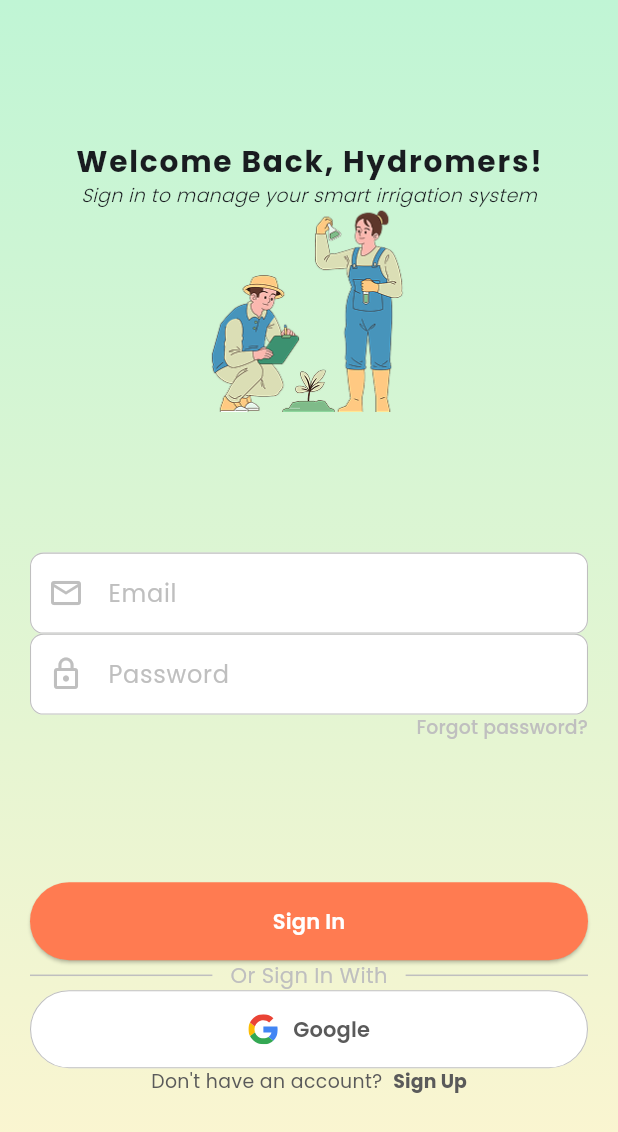
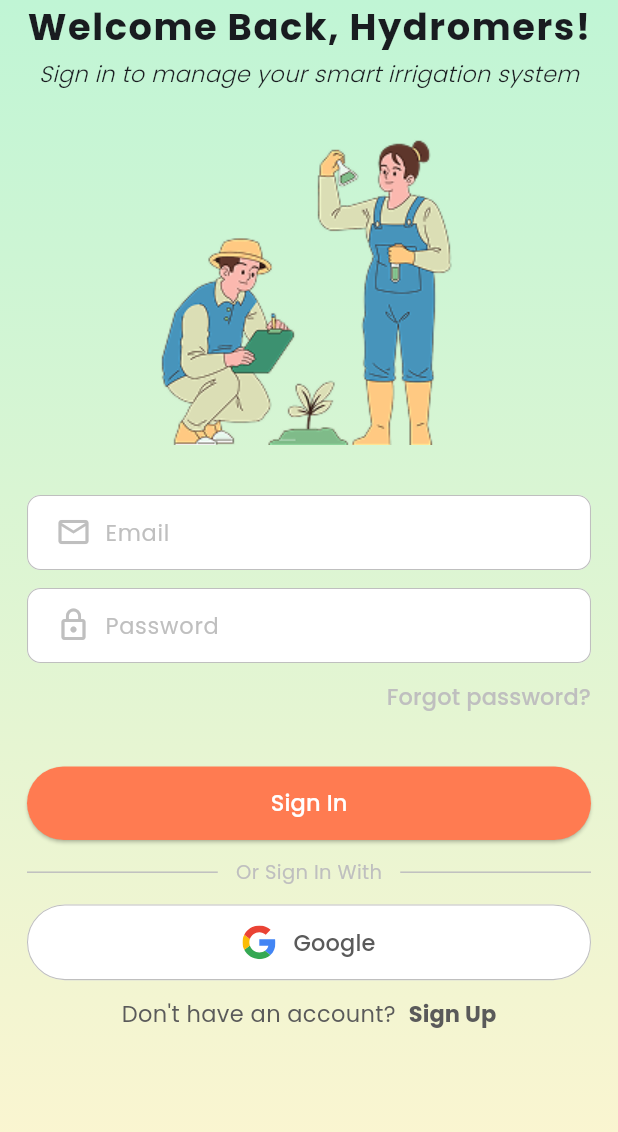
Before and after one commit to davinbennett/HydrosV2, a Flutter app: the screen it shows after launch, after a tap on "Google", on a phone screen of 412 x 824 dp. Shown: the top 1132 px of the screen. Run offline on Flutter 3.47's test engine with Material 3 defaults, Android fonts, the phone set to English and light mode, and no system bars; our stand-ins replace flutter_dotenv, flutter_riverpod, flutter_screenutil, flutter_secure_storage, flutter_svg, go_router and 1 more.

Commit message:
config size & layout 2.0

```diff
--- a/frontend/lib/core/themes/element_size.dart
+++ b/frontend/lib/core/themes/element_size.dart
@@ -1,8 +1,7 @@
 // ! UNTUK ICON + IMAGES
 class AppElementSize {
-  static final double s = 6;
-  static final double m = 10;
-  static final double l = 16;
-  static final double xl = 20;
-  static final double x2l = 24;
+  static double get s => 12;
+  static double get m => 22; // fix
+  static double get l => 22;
+  static double get xl => 26;
 }
--- a/frontend/lib/core/themes/font_size.dart
+++ b/frontend/lib/core/themes/font_size.dart
@@ -1,10 +1,7 @@
-import 'package:flutter_screenutil/flutter_screenutil.dart';
-
 class AppFontSize {
-  static double get xs => 12.sp;
-  static double get s => 14.sp;
-  static double get m => 16.sp;
-  static double get l => 18.sp;
-  static double get xl => 20.sp;
-  static double get xxl => 22.sp;
+  static double get s => 13; // fix
+  static double get m => 15; // fix
+  static double get l => 18;
+  static double get xl => 26; // fix
+  static double get xxl => 32;
 }
--- a/frontend/lib/core/themes/font_weight.dart
+++ b/frontend/lib/core/themes/font_weight.dart
@@ -1,10 +1,9 @@
 import 'package:flutter/material.dart';
 
 class AppFontWeight {
-  static const FontWeight light = FontWeight.w300;
-  static const FontWeight normal = FontWeight.w400;
-  static const FontWeight medium = FontWeight.w500;
-  static const FontWeight semiBold = FontWeight.w600;
-  static const FontWeight bold = FontWeight.w700;
-  static const FontWeight extraBold = FontWeight.w800;
+  static FontWeight get light => FontWeight.w300;
+  static FontWeight get normal => FontWeight.w400;
+  static FontWeight get medium => FontWeight.w500;
+  static FontWeight get semiBold => FontWeight.w600;
+  static FontWeight get bold => FontWeight.w700;
 }
--- a/frontend/lib/core/themes/radius_size.dart
+++ b/frontend/lib/core/themes/radius_size.dart
@@ -1,8 +1,8 @@
 import 'package:flutter_screenutil/flutter_screenutil.dart';
 
 class AppRadius {
-  static final double rs = 6.r;
-  static final double rm = 10.r;
-  static final double rl = 14.r;
-  static final double rfull = 1000.r;
+  static double get rs => 6.r;
+  static double get rm => 10.r;
+  static double get rl => 14.r;
+  static double get rfull => 1000.r;
 }
--- a/frontend/lib/core/themes/spacing_size.dart
+++ b/frontend/lib/core/themes/spacing_size.dart
@@ -1,7 +1,8 @@
-class AppSpacing {
-  static final double xs = 4;
-  static final double s = 8;
-  static final double m = 12;
-  static final double l = 16;
-  static final double xl = 20;
+class AppSpacingSize {
+  static double get xs => 4;
+  static double get s => 12; // fix
+  static double get m => 14; // fix
+  static double get l => 18; // fix
+  static double get xl => 32; //fix
+  static double get xxl => 36; //fix
 }
--- /dev/null
+++ b/frontend/lib/core/utils/media_query_helper.dart
@@ -0,0 +1,27 @@
+import 'package:flutter/material.dart';
+
+class MediaQueryHelper {
+  final BuildContext context;
+  final MediaQueryData _mq;
+
+  MediaQueryHelper(this.context) : _mq = MediaQuery.of(context);
+
+  bool get isLandscape => _mq.orientation == Orientation.landscape;
+  bool get isPortrait => _mq.orientation == Orientation.portrait;
+
+  double get screenWidth => _mq.size.width;
+  double get screenHeight => _mq.size.height;
+
+  double get notchHeight => _mq.padding.top;
+  double get bottomPadding => _mq.padding.bottom;
+
+  double get statusBarHeight => _mq.padding.top;
+
+  double get safeHeight => _mq.size.height - _mq.padding.vertical;
+  double get safeWidth => _mq.size.width - _mq.padding.horizontal;
+
+  EdgeInsets get viewPadding => _mq.viewPadding;
+  EdgeInsets get viewInsets => _mq.viewInsets;
+
+  static MediaQueryHelper of(BuildContext context) => MediaQueryHelper(context);
+}
--- /dev/null
+++ b/frontend/lib/data/models/auth.dart
@@ -0,0 +1,21 @@
+import 'package:frontend/domain/entities/user.dart';
+
+class LoginModel extends UserEntity {
+  const LoginModel({required int userId, required String accessToken})
+    : super(
+        id: userId,
+        googleId: accessToken, // kita gunakan field ini untuk menyimpan token
+      );
+
+  factory LoginModel.fromJson(Map<String, dynamic> json) {
+    final data = json['data'] ?? {};
+    return LoginModel(
+      userId: data['user_id'],
+      accessToken: data['access_token'],
+    );
+  }
+
+  Map<String, dynamic> toJson() {
+    return {'user_id': id, 'access_token': googleId};
+  }
+}
--- a/frontend/lib/main.dart
+++ b/frontend/lib/main.dart
@@ -1,4 +1,5 @@
 import 'package:flutter/material.dart';
+import 'package:flutter_dotenv/flutter_dotenv.dart';
 import 'package:flutter_riverpod/flutter_riverpod.dart';
 import 'package:frontend/core/themes/app_theme.dart';
 import 'package:frontend/core/themes/screen_size.dart';
@@ -6,28 +7,24 @@ import 'presentation/navigations/main_nav.dart';
 import 'package:flutter_screenutil/flutter_screenutil.dart';
 import 'package:flutter/services.dart';
 
-void main() {
+void main() async{
   WidgetsFlutterBinding.ensureInitialized();
-
-  SystemChrome.setEnabledSystemUIMode(SystemUiMode.edgeToEdge);
-
-  SystemChrome.setSystemUIOverlayStyle(
-    const SystemUiOverlayStyle(
-      systemNavigationBarColor: Colors.yellow,
-      systemNavigationBarIconBrightness: Brightness.dark,
-    ),
-  );
-
-
+  await dotenv.load();
   runApp(const ProviderScope(child: MainApp()));
 }
 
 class MainApp extends ConsumerWidget {
   const MainApp({super.key});
 
+
+
   @override
   Widget build(BuildContext context, WidgetRef ref) {
     final router = ref.watch(mainRouterProvider);
+
+    SystemChrome.setPreferredOrientations([
+      DeviceOrientation.portraitUp,
+    ]);
 
     final width = MediaQuery.of(context).size.width;
     ScreenSizeUtil.init(width);
--- a/frontend/lib/presentation/navigations/auth_nav.dart
+++ b/frontend/lib/presentation/navigations/auth_nav.dart
@@ -1,4 +1,5 @@
 import 'package:frontend/presentation/screens/login_screen.dart';
+import 'package:frontend/presentation/screens/testing_screen.dart';
 import 'package:go_router/go_router.dart';
 
 final authRoutes = <GoRoute>[
@@ -7,5 +8,9 @@ final authRoutes = <GoRoute>[
     path: '/login',
     builder: (context, state) => const LoginScreen(),
   ),
-  // Add more auth/login/register routes here
+  GoRoute(
+    name: 'tes',
+    path: '/tes',
+    builder: (context, state) => const TestingScreen(),
+  ),
 ];
--- a/frontend/lib/presentation/screens/login_screen.dart
+++ b/frontend/lib/presentation/screens/login_screen.dart
@@ -1,11 +1,13 @@
 import 'package:flutter/material.dart';
 import 'package:flutter/services.dart';
 import 'package:flutter_riverpod/flutter_riverpod.dart';
-import 'package:flutter_screenutil/flutter_screenutil.dart';
+import 'package:flutter_svg/svg.dart';
+import 'package:frontend/core/themes/element_size.dart';
 import 'package:frontend/core/themes/spacing_size.dart';
 import 'package:frontend/core/themes/colors.dart';
 import 'package:frontend/core/themes/font_size.dart';
 import 'package:frontend/core/themes/font_weight.dart';
+import 'package:frontend/core/utils/media_query_helper.dart';
 import 'package:frontend/core/utils/validator.dart';
 import 'package:frontend/presentation/controllers/login_controller.dart';
 import 'package:frontend/presentation/widgets/global/button.dart';
@@ -16,21 +18,19 @@ class LoginScreen extends ConsumerWidget {
 
   @override
   Widget build(BuildContext context, WidgetRef ref) {
-    final mediaQueryData = MediaQuery.of(context);
-    final screenHeight = mediaQueryData.size.height;
-    final statusBarHeight = mediaQueryData.padding.top;
-    final bottomPadding = mediaQueryData.padding.bottom;
-    final safeScreenHeight = screenHeight - statusBarHeight - bottomPadding;
+    final mq = MediaQueryHelper.of(context);
 
     final controller = ref.watch(loginControllerProvider);
     final controllerNotifier = ref.read(loginControllerProvider.notifier);
 
     SystemChrome.setSystemUIOverlayStyle(
-      const SystemUiOverlayStyle(
-        systemNavigationBarColor: AppColors.secondary,
+      SystemUiOverlayStyle(
+        systemNavigationBarColor: mq.isPortrait ? AppColors.secondary : AppColors.white,
         systemNavigationBarIconBrightness: Brightness.dark,
       ),
     );
+
+
 
     return Scaffold(
       body: Container(
@@ -41,55 +41,65 @@ class LoginScreen extends ConsumerWidget {
             end: Alignment.bottomCenter,
           ),
         ),
-        child: SafeArea(
         child: SingleChildScrollView(
-            padding: EdgeInsets.symmetric(horizontal: AppSpacing.xl),
+          padding: EdgeInsets.only(
+            left: AppSpacingSize.l,
+            right: AppSpacingSize.l,
+            top: mq.notchHeight * 1.5,
+          ),
           child: ConstrainedBox(
-              constraints: BoxConstraints(minHeight: safeScreenHeight),
+            constraints: BoxConstraints(minHeight: mq.safeHeight),
             child: Form(
               key: controller.formKey,
               child: Column(
-                  mainAxisAlignment: MainAxisAlignment.spaceEvenly,
                 children: [
 
                   // ! TOP
                   Column(
                     children: [
+
                       // Judul dan subtitle
                       FittedBox(
                         child: Text(
                           'Welcome Back, Hydromers!',
                           style: TextStyle(
-                              fontSize: AppFontSize.xxl,
+                            fontSize: AppFontSize.xl,
                             fontWeight: AppFontWeight.bold,
-                              letterSpacing: 1.2,
+                            letterSpacing: 1.1,
                           ),
                         ),
                       ),
+
+                      SizedBox(height: AppSpacingSize.xs),
 
                       FittedBox(
                         child: Text(
                           'Sign in to manage your smart irrigation system',
                           style: TextStyle(
-                              fontSize: AppFontSize.s,
+                            fontSize: AppFontSize.m,
                             fontStyle: FontStyle.italic,
                             fontWeight: AppFontWeight.light,
                           ),
                         ),
                       ),
 
+                      SizedBox(height: AppSpacingSize.xl),
+
                       // Gambar
                       SizedBox(
-                          height: 150.h,
+                        width: 200,
                         child: Image.asset(
                           'lib/assets/images/login.png',
-                          ), // Pastikan ada file ini
                         ),
+                      ),
+
+                      SizedBox(height: AppSpacingSize.xl),
                     ],
                   ),
 
                   // ! MID
                   Column(
+                    spacing: AppSpacingSize.s,
                     children: [
                       // Email
                       TextFormFieldWidget(
@@ -115,17 +125,14 @@ class LoginScreen extends ConsumerWidget {
                           onPressed: () {},
                           style: TextButton.styleFrom(
                             padding: EdgeInsets.zero,
-                              minimumSize: Size(
-                                0,
-                                0,
-                              ),
+                            minimumSize: Size(0, 0),
                             tapTargetSize: MaterialTapTargetSize.shrinkWrap,
                           ),
                           child: Text(
                             'Forgot password?',
                             style: TextStyle(
                               color: AppColors.grayLight,
-                                fontSize: AppFontSize.s,
+                              fontSize: AppFontSize.m,
                             ),
                           ),
                         ),
@@ -133,8 +140,11 @@ class LoginScreen extends ConsumerWidget {
                     ],
                   ),
 
+                  SizedBox(height: AppSpacingSize.xxl),
+
                   // ! BOTTOM
                   Column(
+                    spacing: AppSpacingSize.s,
                     children: [
                       // Sign In button
                       ButtonWidget(
@@ -157,7 +167,10 @@ class LoginScreen extends ConsumerWidget {
                             padding: EdgeInsets.symmetric(horizontal: 12),
                             child: Text(
                               'Or Sign In With',
-                                style: TextStyle(color: AppColors.grayLight),
+                              style: TextStyle(
+                                color: AppColors.grayLight,
+                                fontSize: AppFontSize.s,
+                              ),
                             ),
                           ),
                           Expanded(child: Divider(color: AppColors.grayLight)),
@@ -168,7 +181,10 @@ class LoginScreen extends ConsumerWidget {
                       ButtonWidget(
                         text: "Google",
                         onPressed: () {},
-                          svgAsset: 'lib/assets/icons/google.svg',
+                        svgAsset: SvgPicture.asset(
+                          'lib/assets/icons/google.svg',
+                          width: AppElementSize.m,
+                        ),
                         isOutlined: true,
                         backgroundColor: Colors.white,
                         foregroundColor: AppColors.gray,
@@ -183,7 +199,7 @@ class LoginScreen extends ConsumerWidget {
                             "Don't have an account?  ",
                             style: TextStyle(
                               color: AppColors.gray,
-                                fontSize: AppFontSize.s,
+                              fontSize: AppFontSize.m,
                             ),
                           ),
                           TextButton(
@@ -200,7 +216,7 @@ class LoginScreen extends ConsumerWidget {
                               style: TextStyle(
                                 color: AppColors.gray,
                                 fontWeight: AppFontWeight.bold,
-                                  fontSize: AppFontSize.s,
+                                fontSize: AppFontSize.m,
                               ),
                             ),
                           ),
@@ -214,7 +230,6 @@ class LoginScreen extends ConsumerWidget {
           ),
         ),
       ),
-      ),
     );
   }
 }
--- a/frontend/lib/presentation/screens/splash_screen.dart
+++ b/frontend/lib/presentation/screens/splash_screen.dart
@@ -46,8 +46,8 @@ class _SplashScreenState extends ConsumerState<SplashScreen> {
         decoration: const BoxDecoration(
           gradient: LinearGradient(
             colors: [AppColors.primary, AppColors.secondary],
-            begin: Alignment.topLeft,
-            end: Alignment.bottomRight,
+            begin: Alignment.topCenter,
+            end: Alignment.bottomCenter,
           ),
         ),
         child: Center(
--- /dev/null
+++ b/frontend/lib/presentation/screens/testing_screen.dart
@@ -0,0 +1,52 @@
+import 'package:flutter/material.dart';
+import 'package:flutter/services.dart';
+import 'package:flutter_riverpod/flutter_riverpod.dart';
+import 'package:frontend/core/themes/spacing_size.dart';
+import 'package:frontend/core/themes/colors.dart';
+import 'package:frontend/core/utils/media_query_helper.dart';
+import 'package:frontend/presentation/controllers/login_controller.dart';
+
+class TestingScreen extends ConsumerWidget {
+  const TestingScreen({super.key});
+
+  @override
+  Widget build(BuildContext context, WidgetRef ref) {
+    final mq = MediaQueryHelper.of(context);
+
+    final controller = ref.watch(loginControllerProvider);
+    final controllerNotifier = ref.read(loginControllerProvider.notifier);
+
+    SystemChrome.setSystemUIOverlayStyle(
+      SystemUiOverlayStyle(
+        systemNavigationBarColor:
+            mq.isPortrait ? AppColors.secondary : AppColors.white,
+        systemNavigationBarIconBrightness: Brightness.dark,
+      ),
+    );
+
+    return Scaffold(
+      body: Container(
+        decoration: BoxDecoration(
+          gradient: LinearGradient(
+            colors: [AppColors.primary, AppColors.secondary],
+            begin: Alignment.topCenter,
+            end: Alignment.bottomCenter,
+          ),
+        ),
+        child: SingleChildScrollView(
+          padding: EdgeInsets.only(
+            left: AppSpacingSize.l,
+            right: AppSpacingSize.l,
+            top: mq.notchHeight * 1.5,
+          ),
+          child: ConstrainedBox(
+            constraints: BoxConstraints(minHeight: mq.safeHeight),
+            child: Text(
+              'TESTESTES'
+            ),
+          ),
+        ),
+      ),
+    );
+  }
+}
--- a/frontend/lib/presentation/widgets/global/button.dart
+++ b/frontend/lib/presentation/widgets/global/button.dart
@@ -1,5 +1,6 @@
 import 'package:flutter/material.dart';
 import 'package:flutter_svg/flutter_svg.dart';
+import 'package:frontend/core/themes/element_size.dart';
 import 'package:frontend/core/themes/spacing_size.dart';
 import 'package:frontend/core/themes/colors.dart';
 import 'package:frontend/core/themes/font_size.dart';
@@ -8,7 +9,7 @@ import 'package:frontend/core/themes/font_weight.dart';
 class ButtonWidget extends StatelessWidget {
   final String text;
   final IconData? icon;
-  final String? svgAsset;
+  final SvgPicture? svgAsset;
   final VoidCallback onPressed;
   final Color backgroundColor;
   final Color foregroundColor;
@@ -35,28 +36,27 @@ class ButtonWidget extends StatelessWidget {
       text,
       style: TextStyle(
         color: foregroundColor,
-        fontWeight: AppFontWeight.semiBold,
+        fontWeight: AppFontWeight.medium,
+        fontSize: AppFontSize.m
       ),
     );
 
     final iconWidget =
         icon != null
-            ? Icon(icon, size: 20, color: foregroundColor)
-            : svgAsset != null
-            ? SvgPicture.asset(svgAsset!, width: 20, height: 20)
-            : null;
+            ? Icon(icon, size: AppElementSize.m, color: foregroundColor)
+            : svgAsset;
 
     final child =
         iconWidget == null
             ? textWidget
             : Row(
               mainAxisSize: MainAxisSize.min,
-              children: [iconWidget, const SizedBox(width: 10), textWidget],
+              children: [iconWidget, SizedBox(width: AppSpacingSize.s), textWidget],
             );
 
     final padding = EdgeInsets.symmetric(
-      vertical: AppSpacing.l,
-      horizontal: 16
+      vertical: AppSpacingSize.m,
+      horizontal: AppSpacingSize.l
     );
 
     return SizedBox(
--- a/frontend/lib/presentation/widgets/global/text_form_field.dart
+++ b/frontend/lib/presentation/widgets/global/text_form_field.dart
@@ -33,19 +33,28 @@ class TextFormFieldWidget extends StatelessWidget {
       onChanged: onChanged,
       validator: validator,
       style: TextStyle(
-        fontSize: AppFontSize.m,
+        fontSize: AppFontSize.s,
         color: AppColors.black,
       ),
       cursorColor: AppColors.orange,
       decoration: InputDecoration(
-
+        contentPadding: EdgeInsets.symmetric(
+          horizontal: AppSpacingSize.m, // padding kiri-kanan teks
+          vertical: AppFontSize.m, // padding atas-bawah teks
+        ),
         labelText: label,
         labelStyle: TextStyle(
           color: AppColors.grayLight,
-          // fontSize: AppFontSize.m,
+          fontSize: AppFontSize.m,
         ),
         floatingLabelStyle: TextStyle(color: AppColors.orange),
-        prefixIcon: icon != null ? Icon(icon) : null,
+        prefixIcon:
+            icon != null
+                ? Padding(
+                  padding: EdgeInsets.only(left: AppSpacingSize.m),
+                  child: Icon(icon),
+                )
+                : null,
         prefixIconColor: WidgetStateColor.resolveWith((states) {
           if (states.contains(WidgetState.focused)) {
             return AppColors.orange;
@@ -53,7 +62,6 @@ class TextFormFieldWidget extends StatelessWidget {
           return AppColors.grayLight;
         }),
         filled: true,
-
         fillColor: Colors.white,
         enabledBorder: OutlineInputBorder(
           borderRadius: BorderRadius.circular(AppRadius.rm),
@@ -76,7 +84,8 @@ class TextFormFieldWidget extends StatelessWidget {
         errorBorder: OutlineInputBorder(
           borderRadius: BorderRadius.circular(AppRadius.rm),
           borderSide: BorderSide(width: 0.7, color: AppColors.grayLight),
-        )
+        ),
+
       ),
     );
 
--- a/frontend/pubspec.yaml
+++ b/frontend/pubspec.yaml
@@ -11,6 +11,7 @@ dependencies:
   fluentui_system_icons: ^1.1.273
   flutter:
     sdk: flutter
+  flutter_dotenv: ^5.2.1
   flutter_riverpod: ^2.6.1
   flutter_screenutil: ^5.9.3
   flutter_secure_storage: ^9.2.4
```
Also changed, not shown: frontend/lib/infrastructure/api/auth_api.dart (added), frontend/pubspec.lock, 1 other file. Lines whose indentation alone changed are shown as unchanged.
